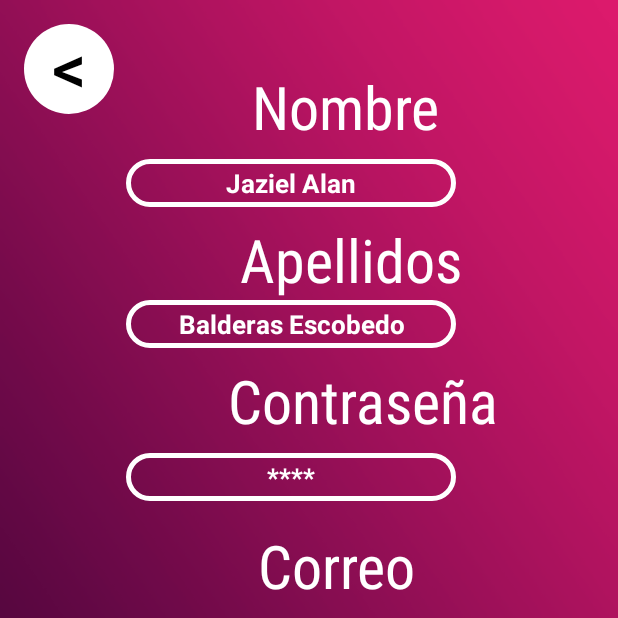
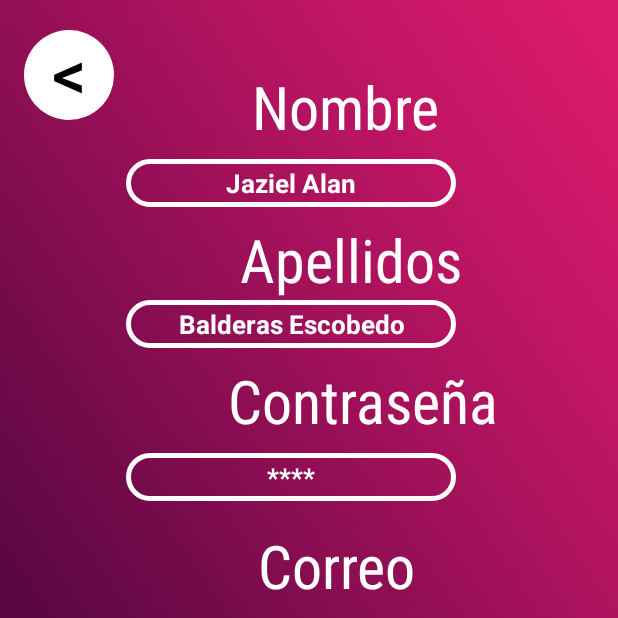
Before and after one commit to Jaziel-Balderas/PSM, an Android app: the RegisterActivity screen opened directly, with no data from a screen before it, on a phone screen of 412 x 824 dp, the top half of it. Run offline under Robolectric (Android 15) with nearby library versions, the phone set to English and light mode, and no system bars.

Commit message:
Update activity_register.xml

```diff
--- a/app/src/main/res/layout/activity_register.xml
+++ b/app/src/main/res/layout/activity_register.xml
@@ -9,23 +9,24 @@
     tools:context=".RegisterActivity">
 
 
+    <!-- Nombre -->
+
     <Button
         android:id="@+id/back_buttonLogin"
         android:layout_width="60dp"
         android:layout_height="60dp"
+        android:layout_marginStart="16dp"
+        android:layout_marginTop="20dp"
         android:background="@drawable/back_button"
+        android:gravity="center"
+        android:includeFontPadding="false"
+        android:padding="0dp"
+        android:text="@string/Flecha"
+        android:textColor="@color/black"
+        android:textSize="45sp"
         app:backgroundTint="@color/boton_background"
-        android:text="@string/Flecha"
-        android:textSize="45sp"
-        android:textColor="@color/black"
-        android:gravity="center"
-        android:padding="0dp"
-        android:includeFontPadding="false"
-        app:layout_constraintTop_toTopOf="parent"
         app:layout_constraintStart_toStartOf="parent"
-        android:layout_marginTop="16dp"
-        android:layout_marginStart="16dp" />
-    <!-- Nombre -->
+        app:layout_constraintTop_toTopOf="parent" />
 
     <TextView
         android:id="@+id/textName"
```
